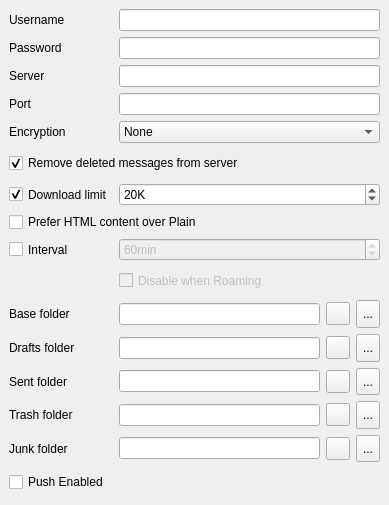
Above: src/plugins/messageservices/imap/imapsettings.ui from qt-labs/messagingframework before the change. Below: the same form after it.
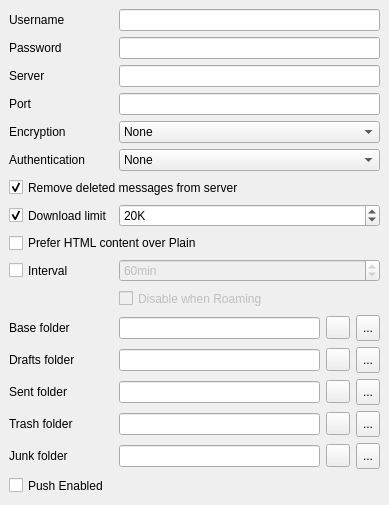
That is the form after the change.

Commit message: Implement Login, Plain, and Cram-MD5 SASL authentication for IMAP protocol plugin, update UI

Diff of the .ui file:
```diff
--- a/src/plugins/messageservices/imap/imapsettings.ui
+++ b/src/plugins/messageservices/imap/imapsettings.ui
@@ -195,7 +195,53 @@
          </item>
         </widget>
        </item>
-       <item row="5" column="0" colspan="2">
+        <item row="5" column="0">
+          <widget class="QLabel" name="lblAuthentication">
+            <property name="sizePolicy">
+              <sizepolicy hsizetype="Minimum" vsizetype="Minimum">
+                <horstretch>0</horstretch>
+                <verstretch>0</verstretch>
+              </sizepolicy>
+            </property>
+            <property name="text">
+              <string>Authentication</string>
+            </property>
+            <property name="buddy">
+              <cstring>authentication</cstring>
+            </property>
+          </widget>
+        </item>
+        <item row="5" column="1">
+          <widget class="QComboBox" name="authentication">
+            <property name="sizePolicy">
+              <sizepolicy hsizetype="Expanding" vsizetype="Fixed">
+                <horstretch>0</horstretch>
+                <verstretch>0</verstretch>
+              </sizepolicy>
+            </property>
+            <item>
+              <property name="text">
+                <string>None</string>
+              </property>
+            </item>
+            <item>
+              <property name="text">
+                <string>Login</string>
+              </property>
+            </item>
+            <item>
+              <property name="text">
+                <string>Plain</string>
+              </property>
+            </item>
+            <item>
+              <property name="text">
+                <string>Cram MD5</string>
+              </property>
+            </item>
+          </widget>
+        </item>
+        <item row="6" column="0" colspan="2">
         <widget class="QCheckBox" name="deleteCheckBox">
          <property name="sizePolicy">
           <sizepolicy hsizetype="Expanding" vsizetype="Minimum">
@@ -211,7 +257,7 @@
          </property>
         </widget>
        </item>
-       <item row="6" column="0">
+       <item row="7" column="0">
         <widget class="QCheckBox" name="thresholdCheckBox">
          <property name="sizePolicy">
           <sizepolicy hsizetype="Minimum" vsizetype="Minimum">
@@ -233,7 +279,7 @@
          </property>
         </widget>
        </item>
-       <item row="6" column="1">
+       <item row="7" column="1">
         <widget class="QSpinBox" name="maxSize">
          <property name="enabled">
           <bool>true</bool>
@@ -261,14 +307,14 @@
          </property>
         </widget>
        </item>
-       <item row="7" column="0" colspan="2">
+       <item row="8" column="0" colspan="2">
         <widget class="QCheckBox" name="preferHtml">
          <property name="text">
           <string>Prefer HTML content over Plain</string>
          </property>
         </widget>
        </item>
-       <item row="8" column="0">
+       <item row="9" column="0">
         <widget class="QCheckBox" name="intervalCheckBox">
          <property name="sizePolicy">
           <sizepolicy hsizetype="Minimum" vsizetype="Minimum">
@@ -287,7 +333,7 @@
          </property>
         </widget>
        </item>
-       <item row="8" column="1">
+       <item row="9" column="1">
         <widget class="QSpinBox" name="intervalPeriod">
          <property name="enabled">
           <bool>false</bool>
@@ -315,7 +361,7 @@
          </property>
         </widget>
        </item>
-       <item row="9" column="1">
+       <item row="10" column="1">
         <widget class="QCheckBox" name="roamingCheckBox">
          <property name="enabled">
           <bool>false</bool>
@@ -337,7 +383,7 @@
          </property>
         </widget>
        </item>
-       <item row="10" column="0">
+       <item row="11" column="0">
         <widget class="QLabel" name="baseFolderLabel">
          <property name="sizePolicy">
           <sizepolicy hsizetype="Minimum" vsizetype="Minimum">
@@ -353,7 +399,7 @@
          </property>
         </widget>
        </item>
-       <item row="10" column="1">
+       <item row="11" column="1">
         <layout class="QHBoxLayout" name="_2a">
          <item>
           <widget class="QLineEdit" name="imapBaseDir">
@@ -402,7 +448,7 @@
          </item>
         </layout>
        </item>
-       <item row="12" column="0">
+       <item row="13" column="0">
         <widget class="QLabel" name="draftsFolderLabel">
          <property name="sizePolicy">
           <sizepolicy hsizetype="Minimum" vsizetype="Minimum">
@@ -418,7 +464,7 @@
          </property>
         </widget>
        </item>
-       <item row="12" column="1">
+       <item row="13" column="1">
         <layout class="QHBoxLayout" name="_2b">
          <item>
           <widget class="QLineEdit" name="imapDraftsDir">
@@ -470,7 +516,7 @@
          </item>
         </layout>
        </item>
-       <item row="13" column="0">
+       <item row="14" column="0">
         <widget class="QLabel" name="sentFolderLabel">
          <property name="sizePolicy">
           <sizepolicy hsizetype="Minimum" vsizetype="Minimum">
@@ -486,7 +532,7 @@
          </property>
         </widget>
        </item>
-       <item row="13" column="1">
+       <item row="14" column="1">
         <layout class="QHBoxLayout" name="_2c">
          <item>
           <widget class="QLineEdit" name="imapSentDir">
@@ -538,7 +584,7 @@
          </item>
         </layout>
        </item>
-       <item row="14" column="0">
+       <item row="15" column="0">
         <widget class="QLabel" name="trashFolderLabel">
          <property name="sizePolicy">
           <sizepolicy hsizetype="Minimum" vsizetype="Minimum">
@@ -554,7 +600,7 @@
          </property>
         </widget>
        </item>
-       <item row="14" column="1">
+       <item row="15" column="1">
         <layout class="QHBoxLayout" name="_2d">
          <item>
           <widget class="QLineEdit" name="imapTrashDir">
@@ -606,7 +652,7 @@
          </item>
         </layout>
        </item>
-       <item row="15" column="0">
+       <item row="16" column="0">
         <widget class="QLabel" name="junkFolderLabel">
          <property name="sizePolicy">
           <sizepolicy hsizetype="Minimum" vsizetype="Minimum">
@@ -622,7 +668,7 @@
          </property>
         </widget>
        </item>
-       <item row="15" column="1">
+       <item row="16" column="1">
         <layout class="QHBoxLayout" name="_2e">
          <item>
           <widget class="QLineEdit" name="imapJunkDir">
@@ -674,7 +720,7 @@
          </item>
         </layout>
        </item>
-       <item row="16" column="0" colspan="2">
+       <item row="17" column="0" colspan="2">
         <widget class="QCheckBox" name="pushCheckBox">
          <property name="sizePolicy">
           <sizepolicy hsizetype="Minimum" vsizetype="Minimum">
```
Left out of the diff: 1 changed line with no effect on the pictures. The commit also changes 5 other files.
